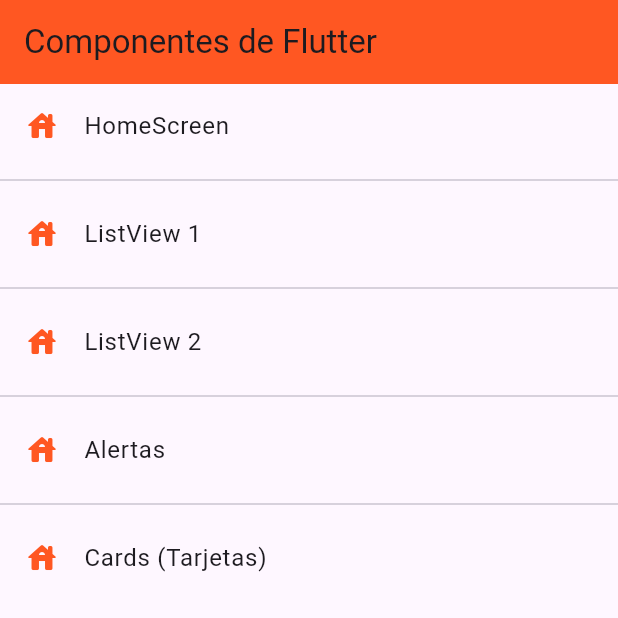
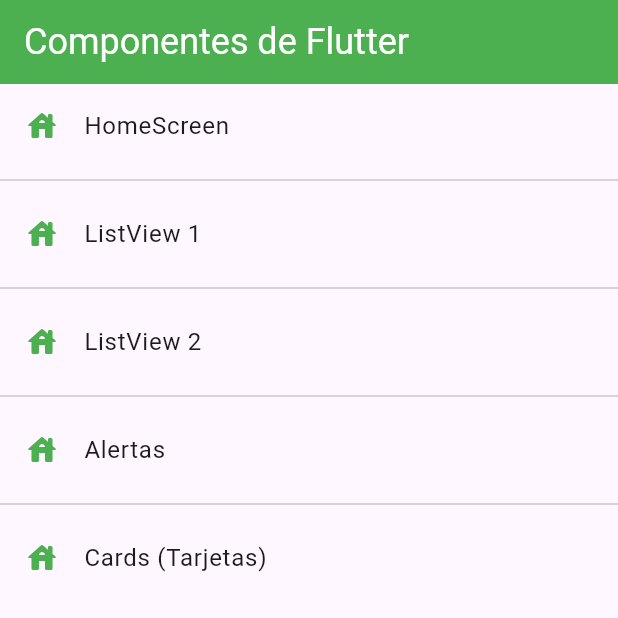
Before and after one commit to Javvii15/fl_components, a Flutter app: the screen it shows after launch, on a phone screen of 412 x 824 dp, the top half of it. Run offline on Flutter 3.47's test engine with Material 3 defaults, Android fonts, the phone set to English and light mode, and no system bars.

Commit message:
cambio del titulo

```diff
--- a/fl_components/lib/theme/app_theme.dart
+++ b/fl_components/lib/theme/app_theme.dart
@@ -1,17 +1,18 @@
 import 'package:flutter/material.dart';
 
 class AppTheme {
-  static const Color primary = Colors.deepOrange;
+  static const Color primary = Colors.green;
 
   static final ThemeData lightTheme = ThemeData.light().copyWith(
          //Color primario
-        primaryColor: Colors.deepOrange,
+        primaryColor: primary,
         //AppBar Theme
         appBarTheme: const AppBarTheme(
-          color: Colors.deepOrange,
+          color: primary,
+          titleTextStyle: TextStyle(color: Colors.white, fontSize: 24)
         ),
         listTileTheme: const ListTileThemeData(
-          iconColor: Colors.deepOrange,
+          iconColor: primary,
         )
   );
 
```
